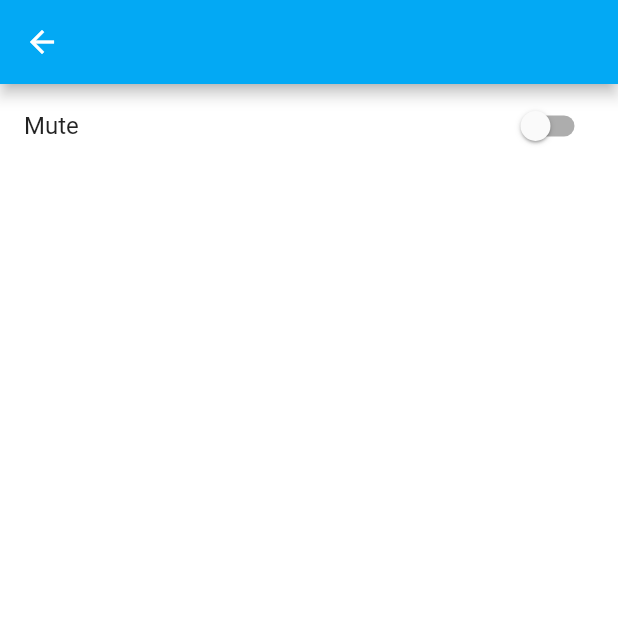
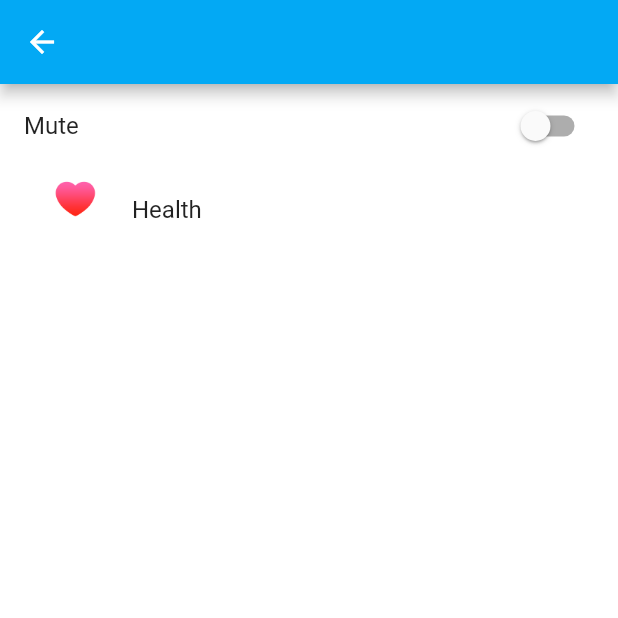
Before and after one commit to arbusam/simple_exercise_timer_flutter, a Flutter app: the SettingsScreen screen opened directly, on a phone screen of 412 x 824 dp, the top half of it. Run offline on Flutter 3.47's test engine with Material 2 defaults, Android fonts, the light colour scheme and no system bars; our stand-ins replace assets_audio_player, shared_preferences; missing offline and left inert: rate_my_app; accounts and stored records are empty.

```diff
--- a/lib/screens/settings_screen.dart
+++ b/lib/screens/settings_screen.dart
@@ -1,6 +1,7 @@
 import 'package:flutter/material.dart';
 import 'add_account_screen.dart';
 import 'package:simple_exercise_timer/switch.dart';
+import 'dart:io' show Platform;
 
 class SettingsScreen extends StatelessWidget {
   @override
@@ -10,9 +11,19 @@ class SettingsScreen extends StatelessWidget {
       body: Container(
         color: Theme.of(context).backgroundColor,
         child: ListView(
-          children: <Widget>[
-            ListTile(title: Text('Mute'), trailing: (SettingsSwitch())),
-          ],
+          children: Platform.isIOS
+              ? <Widget>[
+                  ListTile(title: Text('Mute'), trailing: (SettingsSwitch())),
+                ]
+              : <Widget>[
+                  ListTile(title: Text('Mute'), trailing: (SettingsSwitch())),
+                  ListTile(
+                    title: Text('Health'),
+                    leading: Image(
+                      image: AssetImage('assets/Icon - Apple Health.png'),
+                    ),
+                  )
+                ],
         ),
       ),
     );
--- a/pubspec.yaml
+++ b/pubspec.yaml
@@ -25,8 +25,9 @@ dependencies:
   # Use with the CupertinoIcons class for iOS style icons.
   cupertino_icons: ^0.1.3
   shared_preferences: ^0.5.7+2
-  audioplayers: ^0.15.1
+  assets_audio_player: ^2.0.13+1
   rate_my_app: ^0.7.2
+  health_kit_reporter: ^1.0.6
 
 dev_dependencies:
   flutter_test:
@@ -45,6 +46,7 @@ flutter:
   assets:
     - assets/sound1.mp3
     - assets/sound2.mp3
+    - assets/Icon - Apple Health.png
 
   # An image asset can refer to one or more resolution-specific "variants", see
   # https://flutter.dev/assets-and-images/#resolution-aware.
```
Also changed, not shown: lib/screens/workout_screen.dart (+57 -43 lines), assets/Icon - Apple Health.png (added), pubspec.lock, 46 other files.
